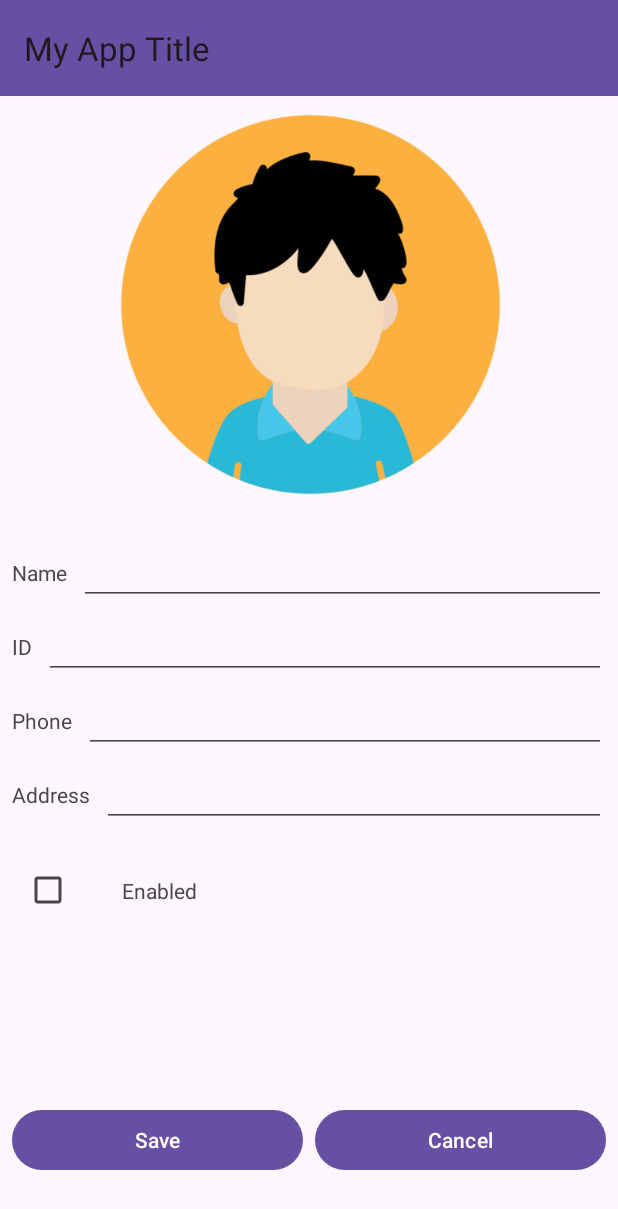
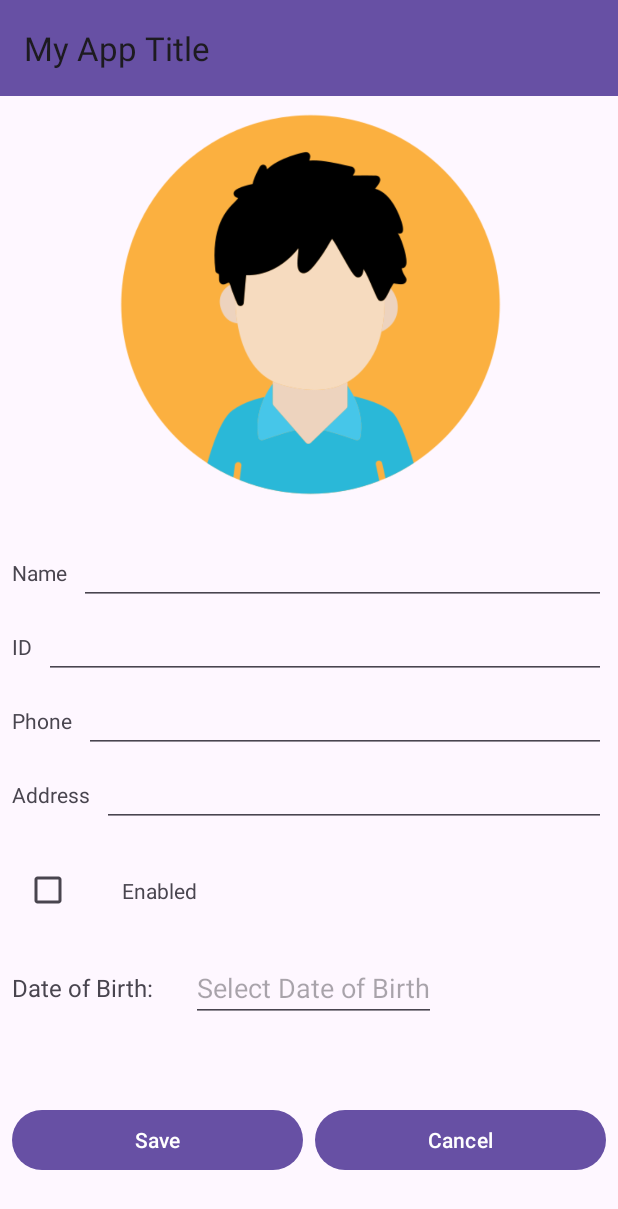
Before and after one commit to netanelzucaim/AndroidAssignment3, an Android app: the screen it shows after launch (MainActivity), after a tap on "Add", on a phone screen of 412 x 824 dp. Shown: the top 1209 px of the screen. Run offline under Robolectric (Android 15) with nearby library versions, the phone set to English and light mode, and no system bars; our stand-ins replace navigation-ui; 1 statement that could not run was skipped.

Commit message:
added field for birth date with the option to choose from calendar

```diff
--- a/app/src/main/java/com/idz/colman24class2/StudentDetailsFragment.kt
+++ b/app/src/main/java/com/idz/colman24class2/StudentDetailsFragment.kt
@@ -40,6 +40,7 @@ class StudentDetailsFragment : Fragment() {
         view.findViewById<TextView>(R.id.students_details_phone_text_view).text = student!!.phone
         view.findViewById<TextView>(R.id.students_details_address_text_view).text = student!!.address
         view.findViewById<CheckBox>(R.id.students_details_enabled_check_box).isChecked = student!!.isChecked
+        view.findViewById<TextView>(R.id.students_details_date_of_birth_text_view).text = student!!.dateOfBirth.toString()
     }
 
     override fun onOptionsItemSelected(item: MenuItem): Boolean {
--- a/app/src/main/java/com/idz/colman24class2/StudentsListFragment.kt
+++ b/app/src/main/java/com/idz/colman24class2/StudentsListFragment.kt
@@ -6,7 +6,6 @@ import androidx.fragment.app.Fragment
 import android.view.LayoutInflater
 import android.view.View
 import android.view.ViewGroup
-import android.widget.ImageButton
 import androidx.navigation.Navigation
 import androidx.recyclerview.widget.LinearLayoutManager
 import androidx.recyclerview.widget.RecyclerView
@@ -30,9 +29,6 @@ class StudentsListFragment : Fragment() {
     ): View? {
         // Inflate the layout for this fragment
         val view = inflater.inflate(R.layout.fragment_students_list, container, false)
-
-
-        val student = Student(name = "John Doe", id = "12345", phone = "555-1234", address = "123 Main St", isChecked = false)
 
        students = Model.shared.students
 
--- a/app/src/main/java/com/idz/colman24class2/model/Model.kt
+++ b/app/src/main/java/com/idz/colman24class2/model/Model.kt
@@ -1,4 +1,8 @@
 package com.idz.colman24class2.model
+
+import java.time.LocalDate
+import java.time.format.DateTimeFormatter
+import java.util.Random
 
 class Model private constructor() {
 
@@ -17,9 +21,20 @@ class Model private constructor() {
                 id = "Student ID: $i",
                 phone = "Phone: $i",
                 address = "Address: $i",
-                isChecked = false
+                isChecked = false,
+                dateOfBirth = generateRandomDateOfBirth()
             )
             students.add(student)
         }
     }
+
+    private fun generateRandomDateOfBirth(): String {
+        val random = Random()
+        val year = 2000 + random.nextInt(11)
+        val month = 1 + random.nextInt(12)
+        val day = 1 + random.nextInt(28)
+        val dateOfBirth = LocalDate.of(year, month, day)
+        val formatter = DateTimeFormatter.ofPattern("dd-MM-yyyy")
+        return dateOfBirth.format(formatter)
+    }
 }
--- a/app/src/main/java/com/idz/colman24class2/model/Student.kt
+++ b/app/src/main/java/com/idz/colman24class2/model/Student.kt
@@ -1,20 +1,24 @@
 package com.idz.colman24class2.model
 import android.os.Parcel
 import android.os.Parcelable
+import java.time.LocalDate
+import java.time.format.DateTimeFormatter
 
 data public class Student(
     var name: String,
     var id: String,
     var phone: String,
     var address: String,
-    var isChecked: Boolean
+    var isChecked: Boolean,
+    var dateOfBirth: String
 ) : Parcelable {
     constructor(parcel: Parcel) : this(
         parcel.readString() ?: "",
         parcel.readString() ?: "",
         parcel.readString() ?: "",
         parcel.readString() ?: "",
-        parcel.readByte() != 0.toByte()
+        parcel.readByte() != 0.toByte(),
+        parcel.readString() ?: ""
     )
 
     override fun writeToParcel(parcel: Parcel, flags: Int) {
@@ -23,6 +27,7 @@ data public class Student(
         parcel.writeString(phone)
         parcel.writeString(address)
         parcel.writeByte(if (isChecked) 1 else 0)
+        parcel.writeString(dateOfBirth)
     }
 
     override fun describeContents(): Int {
--- a/app/src/main/res/layout/fragment_add_student.xml
+++ b/app/src/main/res/layout/fragment_add_student.xml
@@ -161,5 +161,27 @@
         app:layout_constraintStart_toEndOf="@+id/add_student_enabled_check_box"
         app:layout_constraintTop_toTopOf="@+id/add_student_enabled_check_box" />
 
+    <TextView
+        android:id="@+id/textView7"
+        android:layout_width="wrap_content"
+        android:layout_height="wrap_content"
+        android:layout_marginTop="30dp"
+        app:layout_constraintStart_toStartOf="@+id/add_student_enabled_check_box"
+        app:layout_constraintTop_toBottomOf="@+id/add_student_enabled_check_box"
+        android:text="Date of Birth:"
+        android:textSize="16sp" />
+
+    <EditText
+        android:id="@+id/add_student_date_of_birth"
+        android:layout_width="wrap_content"
+        android:layout_height="wrap_content"
+        android:inputType="none"
+        android:clickable="true"
+        android:focusable="false"
+        android:hint="Select Date of Birth"
+        android:layout_marginStart="25dp"
+        app:layout_constraintBottom_toBottomOf="@+id/textView7"
+        app:layout_constraintStart_toEndOf="@+id/textView7"
+        app:layout_constraintTop_toTopOf="@+id/textView7" />
 
 </androidx.constraintlayout.widget.ConstraintLayout>
```
Also changed, not shown: app/src/main/java/com/idz/colman24class2/AddStudentFragment.kt (+26 -1 lines), app/src/main/java/com/idz/colman24class2/EditStudentFragment.kt (+27 -17 lines), app/src/main/res/layout/fragment_edit_student.xml (+23 -1 lines), app/src/main/res/layout/fragment_student_details.xml (+15 -9 lines).
